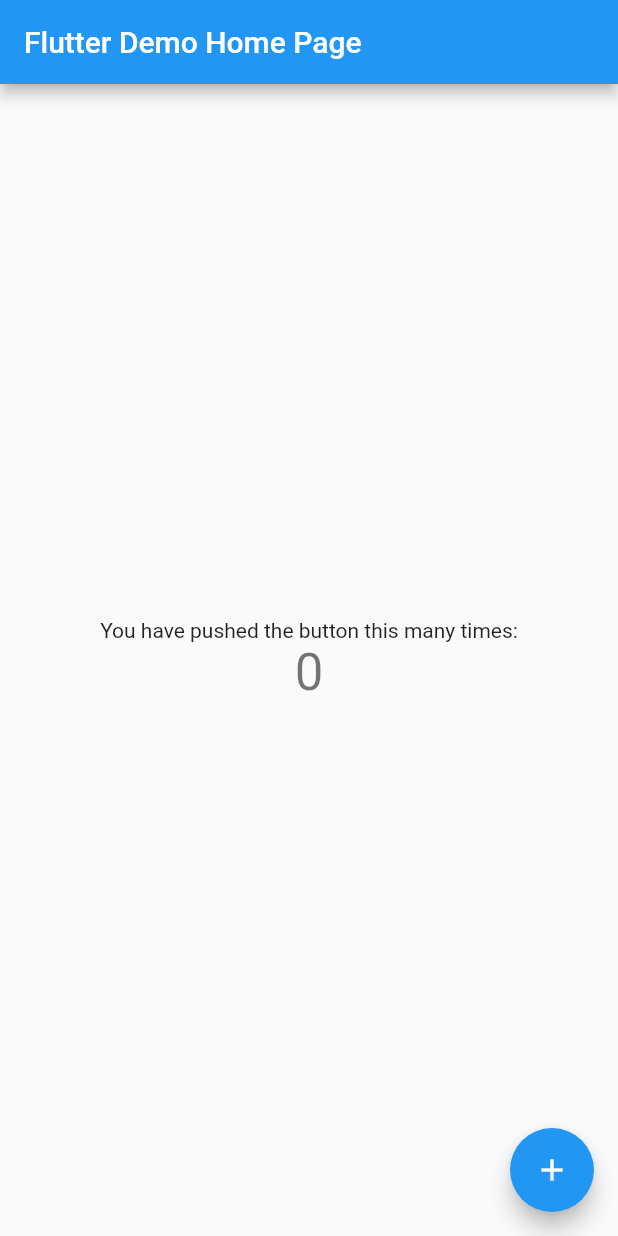
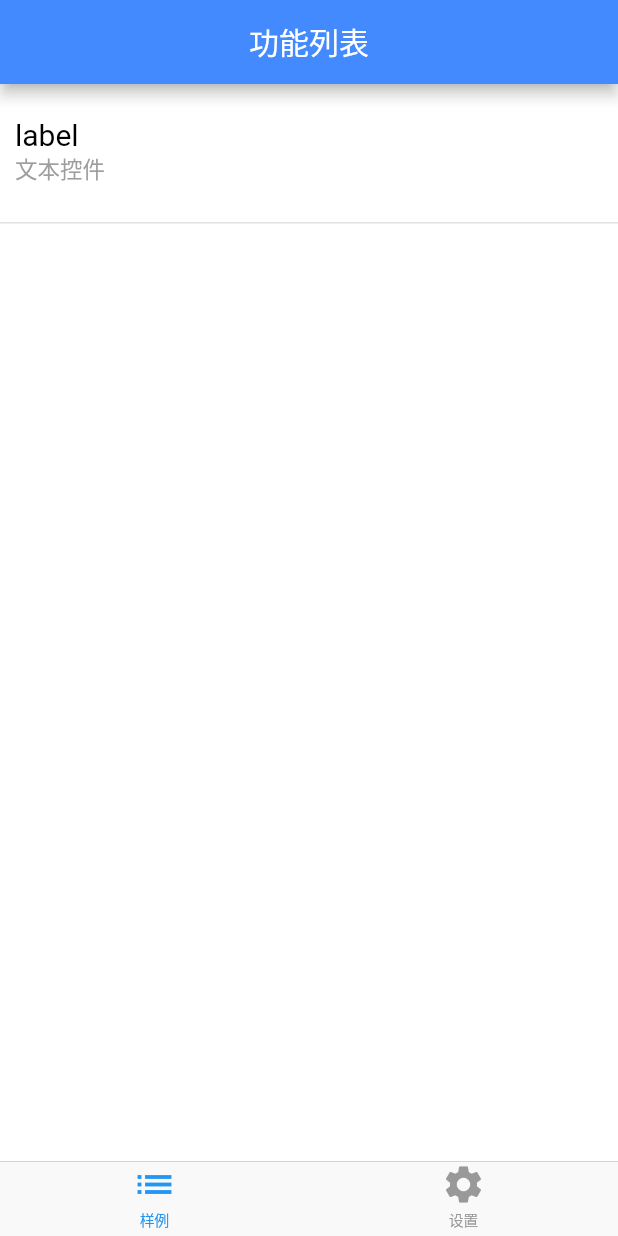
Before and after one commit to LINGLemon/lxf_flutter_demo, a Flutter app: the screen it shows after launch, on a phone screen of 412 x 824 dp. Run offline on Flutter 3.47's test engine with Material 2 defaults, Android fonts, the light colour scheme and no system bars.

Commit message:
初始化主界面

```diff
--- a/lib/main.dart
+++ b/lib/main.dart
@@ -1,4 +1,7 @@
+import 'package:flutter/cupertino.dart';
 import 'package:flutter/material.dart';
+import 'package:lxf_flutter_demo/pages/blank_page.dart';
+import 'package:lxf_flutter_demo/pages/example_list_page.dart';
 
 void main() {
   runApp(const MyApp());
@@ -7,109 +10,58 @@
 class MyApp extends StatelessWidget {
   const MyApp({Key? key}) : super(key: key);
 
-  // This widget is the root of your application.
   @override
   Widget build(BuildContext context) {
     return MaterialApp(
       title: 'Flutter Demo',
       theme: ThemeData(
-        // This is the theme of your application.
-        //
-        // Try running your application with "flutter run". You'll see the
-        // application has a blue toolbar. Then, without quitting the app, try
-        // changing the primarySwatch below to Colors.green and then invoke
-        // "hot reload" (press "r" in the console where you ran "flutter run",
-        // or simply save your changes to "hot reload" in a Flutter IDE).
-        // Notice that the counter didn't reset back to zero; the application
-        // is not restarted.
         primarySwatch: Colors.blue,
       ),
-      home: const MyHomePage(title: 'Flutter Demo Home Page'),
+      home: const MyHomePage(),
     );
   }
 }
 
 class MyHomePage extends StatefulWidget {
-  const MyHomePage({Key? key, required this.title}) : super(key: key);
-
-  // This widget is the home page of your application. It is stateful, meaning
-  // that it has a State object (defined below) that contains fields that affect
-  // how it looks.
-
-  // This class is the configuration for the state. It holds the values (in this
-  // case the title) provided by the parent (in this case the App widget) and
-  // used by the build method of the State. Fields in a Widget subclass are
-  // always marked "final".
-
-  final String title;
+  const MyHomePage({Key? key}) : super(key: key);
 
   @override
   State<MyHomePage> createState() => _MyHomePageState();
 }
 
 class _MyHomePageState extends State<MyHomePage> {
-  int _counter = 0;
-
-  void _incrementCounter() {
-    setState(() {
-      // This call to setState tells the Flutter framework that something has
-      // changed in this State, which causes it to rerun the build method below
-      // so that the display can reflect the updated values. If we changed
-      // _counter without calling setState(), then the build method would not be
-      // called again, and so nothing would appear to happen.
-      _counter++;
-    });
+  @override
+  void initState() {
+    super.initState();
   }
 
   @override
   Widget build(BuildContext context) {
-    // This method is rerun every time setState is called, for instance as done
-    // by the _incrementCounter method above.
-    //
-    // The Flutter framework has been optimized to make rerunning build methods
-    // fast, so that you can just rebuild anything that needs updating rather
-    // than having to individually change instances of widgets.
-    return Scaffold(
-      appBar: AppBar(
-        // Here we take the value from the MyHomePage object that was created by
-        // the App.build method, and use it to set our appbar title.
-        title: Text(widget.title),
+    return CupertinoTabScaffold(
+      tabBar: CupertinoTabBar(
+        currentIndex: 0,
+        items: [
+          _bottomNavigationBarItem(Icons.list, "样例"),
+          _bottomNavigationBarItem(Icons.settings, "设置"),
+        ],
       ),
-      body: Center(
-        // Center is a layout widget. It takes a single child and positions it
-        // in the middle of the parent.
-        child: Column(
-          // Column is also a layout widget. It takes a list of children and
-          // arranges them vertically. By default, it sizes itself to fit its
-          // children horizontally, and tries to be as tall as its parent.
-          //
-          // Invoke "debug painting" (press "p" in the console, choose the
-          // "Toggle Debug Paint" action from the Flutter Inspector in Android
-          // Studio, or the "Toggle Debug Paint" command in Visual Studio Code)
-          // to see the wireframe for each widget.
-          //
-          // Column has various properties to control how it sizes itself and
-          // how it positions its children. Here we use mainAxisAlignment to
-          // center the children vertically; the main axis here is the vertical
-          // axis because Columns are vertical (the cross axis would be
-          // horizontal).
-          mainAxisAlignment: MainAxisAlignment.center,
-          children: <Widget>[
-            const Text(
-              'You have pushed the button this many times:',
-            ),
-            Text(
-              '$_counter',
-              style: Theme.of(context).textTheme.headline4,
-            ),
-          ],
-        ),
-      ),
-      floatingActionButton: FloatingActionButton(
-        onPressed: _incrementCounter,
-        tooltip: 'Increment',
-        child: const Icon(Icons.add),
-      ), // This trailing comma makes auto-formatting nicer for build methods.
+      tabBuilder: (context, index) {
+        switch (index) {
+          case 0:
+            return const ExampleFuncListPage();
+          default:
+            return const BlankPage();
+        }
+      },
+    );
+  }
+
+  BottomNavigationBarItem _bottomNavigationBarItem(
+      IconData icon, String title) {
+    return BottomNavigationBarItem(
+      icon: Icon(icon),
+      activeIcon: Icon(icon),
+      label: title,
     );
   }
 }
--- /dev/null
+++ b/lib/models/func_model.dart
@@ -0,0 +1,34 @@
+import 'package:flutter/material.dart';
+
+/// name : ""
+/// desc : ""
+
+class FuncModel {
+  FuncModel({String name = "default", String desc = "", VoidCallback? onPressed}) {
+    _name = name;
+    _desc = desc;
+    _onPressed = onPressed;
+  }
+
+  FuncModel.fromJson(dynamic json) {
+    _name = json['name']?json['name'] : "default";
+    _desc = json['desc']?json['desc'] : "default";
+  }
+
+  late String _name;
+  late String _desc;
+  VoidCallback? _onPressed;
+
+  String get name => _name;
+
+  String get desc => _desc;
+
+  VoidCallback? get onPressed => _onPressed;
+
+  Map<String, dynamic> toJson() {
+    final map = <String, dynamic>{};
+    map['name'] = _name;
+    map['desc'] = _desc;
+    return map;
+  }
+}
--- /dev/null
+++ b/lib/pages/blank_page.dart
@@ -0,0 +1,10 @@
+import 'package:flutter/material.dart';
+
+class BlankPage extends StatelessWidget {
+  const BlankPage({Key? key}) : super(key: key);
+
+  @override
+  Widget build(BuildContext context) {
+    return Container();
+  }
+}
--- /dev/null
+++ b/lib/pages/example_list_page.dart
@@ -0,0 +1,87 @@
+import 'package:flutter/material.dart';
+import 'package:lxf_flutter_demo/models/func_model.dart';
+import 'package:lxf_flutter_demo/widgets/common_widgets.dart';
+
+class ExampleFuncListPage extends StatefulWidget {
+  const ExampleFuncListPage({Key? key}) : super(key: key);
+
+  @override
+  ExampleFuncListPageState createState() => ExampleFuncListPageState();
+}
+
+class ExampleFuncListPageState extends State<ExampleFuncListPage> {
+  final List<FuncModel> _funcLists = [];
+
+  void _initData() {
+    _funcLists.add(
+      FuncModel(
+        name: "label",
+        desc: "文本控件",
+        onPressed: () {
+          // Navigator.push(
+          //   context,
+          //   MaterialPageRoute(builder: (context) {
+          //     return UpgradePage();
+          //   }),
+          // );
+        },
+      ),
+    );
+    setState(() {});
+  }
+
+  @override
+  void initState() {
+    super.initState();
+
+    _initData();
+  }
+
+  @override
+  Widget build(BuildContext context) {
+    return MaterialApp(
+      home: Scaffold(
+        backgroundColor: Colors.white,
+        appBar: AppBar(
+          title: const Text("功能列表"),
+          backgroundColor: Colors.blueAccent, //设置appbar背景颜色
+          centerTitle: true, //设置标题是否局中
+        ),
+        body: ListView.builder(
+          itemCount: _funcLists.length,
+          itemBuilder: (BuildContext context, int index) {
+            return _functionWidget(context, index);
+          },
+        ),
+      ),
+    );
+  }
+
+  /// 功能widget
+  Widget _functionWidget(BuildContext context, int index) {
+    FuncModel funcModel = _funcLists[index];
+    return Column(
+      children: [
+        ListTile(
+          contentPadding: const EdgeInsets.all(10.0),
+          title: Text(
+            funcModel.name,
+            style: const TextStyle(
+              fontSize: 20,
+              color: Colors.black,
+            ),
+          ),
+          subtitle: Text(
+            funcModel.desc,
+            style: const TextStyle(
+              fontSize: 15,
+              color: Colors.grey,
+            ),
+          ),
+          onTap: funcModel.onPressed,
+        ),
+        bottomWidget(),
+      ],
+    );
+  }
+}
--- /dev/null
+++ b/lib/widgets/common_widgets.dart
@@ -0,0 +1,13 @@
+import 'package:flutter/material.dart';
+
+/// 底部buttom
+Widget bottomWidget() {
+  return SizedBox(
+    height: 1,
+    child: Container(
+      height: 1,
+      color: Colors.grey.withOpacity(0.3),
+      // margin: EdgeInsets.only(left: 8.0, right: 8.0),
+    ),
+  );
+}
```
